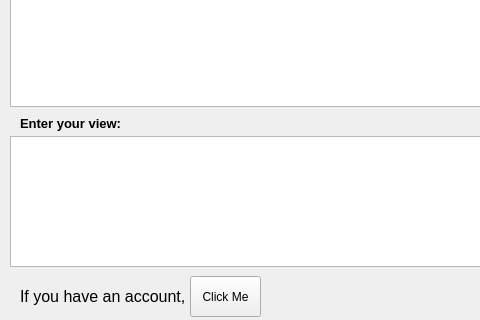
hknistanaki/HWGP01, file comments.ui: the form before one commit; both pictures show x 0 to 480 and y 194 to 514 of the 734 by 514 pixel window.
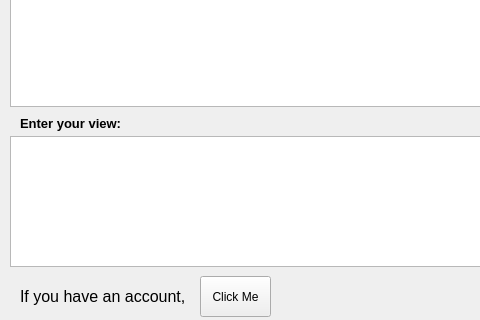
The form after the commit.

What changed in the file:
```diff
--- a/comments.ui
+++ b/comments.ui
@@ -57,7 +57,7 @@
   <widget class="QPushButton" name="pushButton_2">
    <property name="geometry">
     <rect>
-     <x>190</x>
+     <x>200</x>
      <y>470</y>
      <width>71</width>
      <height>41</height>
```
